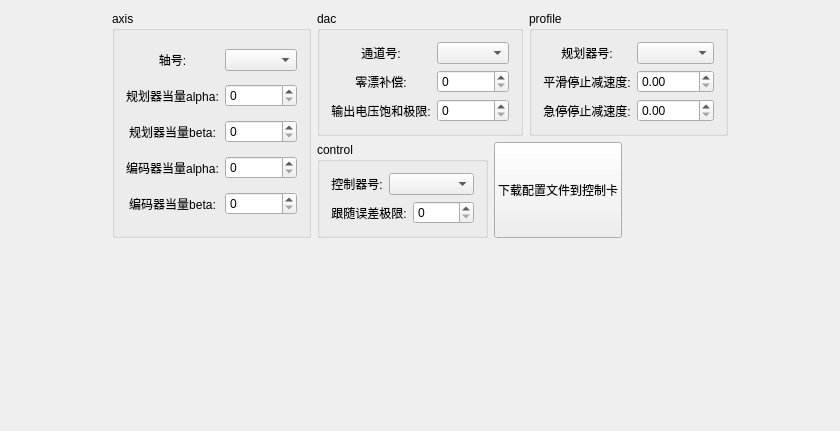
Above: GTSSimpleController/Widget/ConfigWidget.ui from whisper512/GTS before the change. Below: the same form after it.
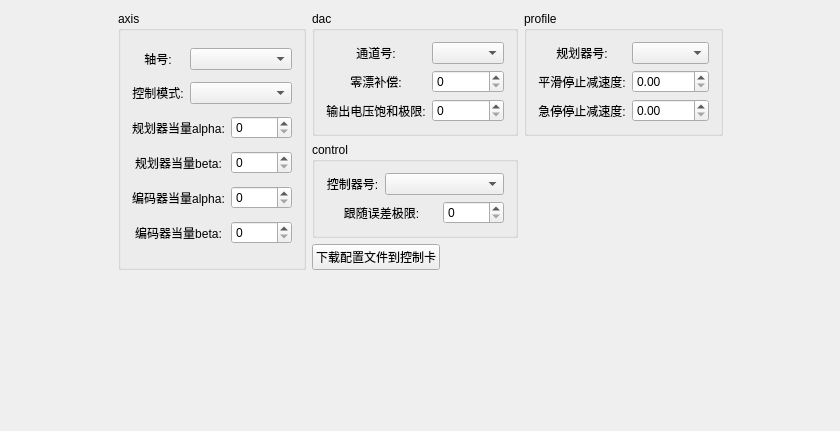
That is the form after the change.

Commit message: 添加控制模式设置

```diff
--- a/GTSSimpleController/Widget/ConfigWidget.ui
+++ b/GTSSimpleController/Widget/ConfigWidget.ui
@@ -43,7 +43,7 @@
     </item>
     <item row="0" column="1">
      <layout class="QGridLayout" name="gridLayout_2">
-      <item row="0" column="0" rowspan="2">
+      <item row="0" column="0" rowspan="3">
        <widget class="QGroupBox" name="groupBox">
         <property name="title">
          <string>axis</string>
@@ -59,10 +59,23 @@
            </property>
           </widget>
          </item>
-         <item row="0" column="1">
+         <item row="0" column="1" colspan="2">
           <widget class="QComboBox" name="comboBox_axisId"/>
          </item>
          <item row="1" column="0">
+          <widget class="QLabel" name="label_controlMode">
+           <property name="text">
+            <string>控制模式:</string>
+           </property>
+           <property name="alignment">
+            <set>Qt::AlignCenter</set>
+           </property>
+          </widget>
+         </item>
+         <item row="1" column="1" colspan="2">
+          <widget class="QComboBox" name="comboBox_controlMode"/>
+         </item>
+         <item row="2" column="0" colspan="2">
           <widget class="QLabel" name="label_prfAlpha">
            <property name="text">
             <string>规划器当量alpha:</string>
@@ -72,14 +85,14 @@
            </property>
           </widget>
          </item>
-         <item row="1" column="1">
+         <item row="2" column="2">
           <widget class="QSpinBox" name="spinBox_prfAlpha">
            <property name="maximum">
             <number>32767</number>
            </property>
           </widget>
          </item>
-         <item row="2" column="0">
+         <item row="3" column="0" colspan="2">
           <widget class="QLabel" name="label_prfBeta">
            <property name="text">
             <string>规划器当量beta:</string>
@@ -89,14 +102,14 @@
            </property>
           </widget>
          </item>
-         <item row="2" column="1">
+         <item row="3" column="2">
           <widget class="QSpinBox" name="spinBox_prfBeta">
            <property name="maximum">
             <number>32767</number>
            </property>
           </widget>
          </item>
-         <item row="3" column="0">
+         <item row="4" column="0" colspan="2">
           <widget class="QLabel" name="label_encAlpha">
            <property name="text">
             <string>编码器当量alpha:</string>
@@ -106,14 +119,14 @@
            </property>
           </widget>
          </item>
-         <item row="3" column="1">
+         <item row="4" column="2">
           <widget class="QSpinBox" name="spinBox_encAlpha">
            <property name="maximum">
             <number>32767</number>
            </property>
           </widget>
          </item>
-         <item row="4" column="0">
+         <item row="5" column="0" colspan="2">
           <widget class="QLabel" name="label_encBeta">
            <property name="text">
             <string>编码器当量beta:</string>
@@ -123,7 +136,7 @@
            </property>
           </widget>
          </item>
-         <item row="4" column="1">
+         <item row="5" column="2">
           <widget class="QSpinBox" name="spinBox_encBeta">
            <property name="maximum">
             <number>32767</number>
@@ -133,7 +146,7 @@
         </layout>
        </widget>
       </item>
-      <item row="0" column="1" colspan="2">
+      <item row="0" column="1">
        <widget class="QGroupBox" name="groupBox_3">
         <property name="title">
          <string>dac</string>
@@ -189,7 +202,7 @@
         </layout>
        </widget>
       </item>
-      <item row="0" column="3">
+      <item row="0" column="2">
        <widget class="QGroupBox" name="groupBox_6">
         <property name="title">
          <string>profile</string>
@@ -280,7 +293,7 @@
         </layout>
        </widget>
       </item>
-      <item row="1" column="2" colspan="2">
+      <item row="2" column="1">
        <layout class="QHBoxLayout" name="horizontalLayout_2">
         <item>
          <widget class="QPushButton" name="pushButton_loadToBoard">
```
Left out of the diff: 52 changed lines with no effect on the pictures. The commit also changes 5 other files.
